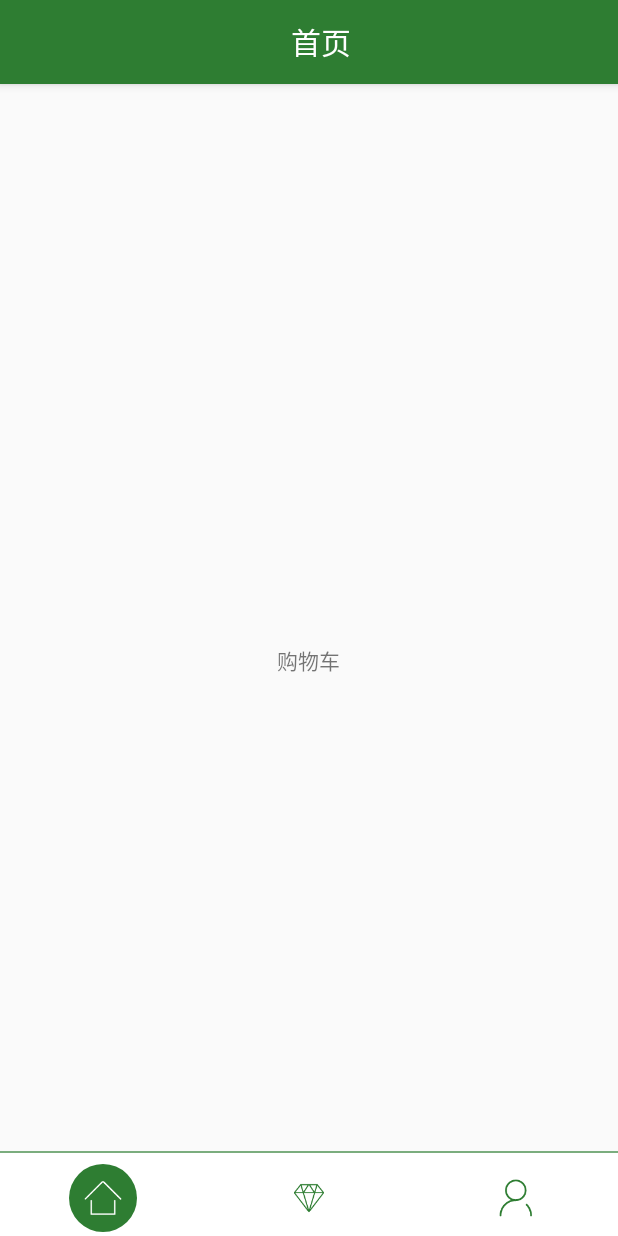
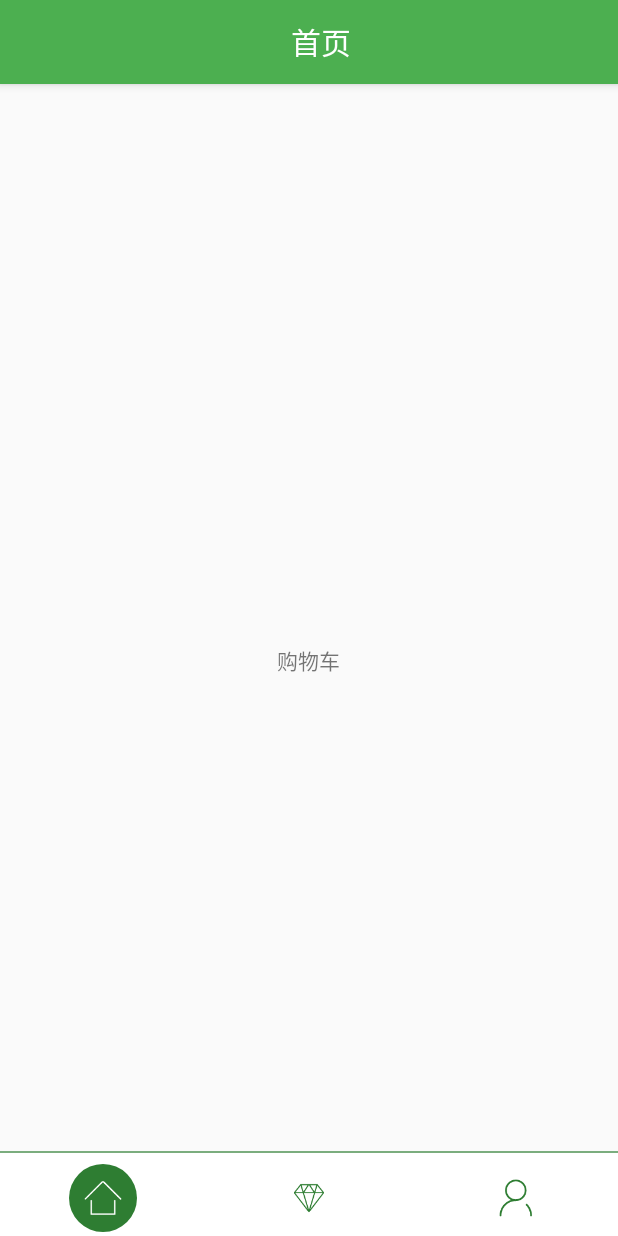
Before and after one commit to fei11111/FirstProject, an Android app: the screen it shows after launch (MainActivity), after a tap on an icon or button, on a phone screen of 412 x 824 dp. Run offline under Robolectric (Android 15) with nearby library versions, the phone set to English and light mode, and no system bars; our stand-ins replace ButterKnife, EventBus; pictures from the network do not load; 1 other tap on this screen came first.

Commit message:
2017-8-4

```diff
--- a/app/src/main/res/layout/activity_main.xml
+++ b/app/src/main/res/layout/activity_main.xml
@@ -15,7 +15,7 @@
             android:id="@+id/toolbar"
             android:layout_width="match_parent"
             android:layout_height="?attr/actionBarSize"
-            android:background="?attr/colorPrimary"
+            android:background="@color/colorTitleBar"
             app:popupTheme="@style/AppTheme.PopupOverlay">
 
             <TextView
@@ -23,9 +23,9 @@
                 android:layout_width="match_parent"
                 android:layout_height="match_parent"
                 android:gravity="center"
+                android:text="@string/main"
                 android:textColor="@color/colorWhite"
-                android:textSize="@dimen/tx_20"
-                android:text="@string/main"/>
+                android:textSize="@dimen/tx_20" />
         </android.support.v7.widget.Toolbar>
 
     </android.support.design.widget.AppBarLayout>
--- a/app/src/main/res/layout/fragment_me.xml
+++ b/app/src/main/res/layout/fragment_me.xml
@@ -3,7 +3,9 @@
     xmlns:app="http://schemas.android.com/apk/res-auto"
     android:layout_width="match_parent"
     android:layout_height="match_parent"
-    android:background="@color/colorBackground">
+    android:background="@color/colorBackground"
+    android:fadeScrollbars="false"
+    android:requiresFadingEdge="none">
 
     <LinearLayout
         android:layout_width="match_parent"
@@ -13,7 +15,7 @@
         <LinearLayout
             android:layout_width="match_parent"
             android:layout_height="wrap_content"
-            android:background="@drawable/side_nav_bar"
+            android:background="@color/colorTitleBar"
             android:orientation="vertical"
             android:padding="@dimen/size_10">
 
--- a/app/src/main/res/values/colors.xml
+++ b/app/src/main/res/values/colors.xml
@@ -5,6 +5,7 @@
     <color name="colorPrimary">#2E7D32</color>
     <color name="colorPrimaryDark">#303F9F</color>
     <color name="colorAccent">#2E7D32</color>
+    <color name="colorTitleBar">#4CAF50</color>
     <color name="colorRipple">#58FAAC</color>
     <color name="colorAlphaGreen">#a02E7D32</color>
     <color name="colorBackground">#F1F1F1</color>
```
